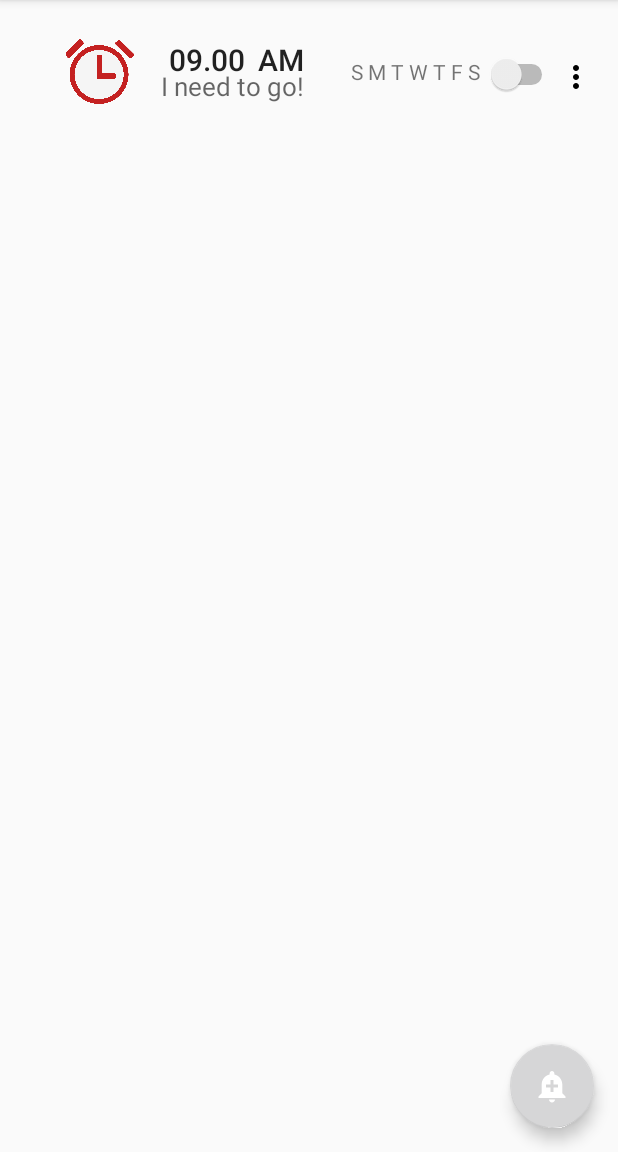
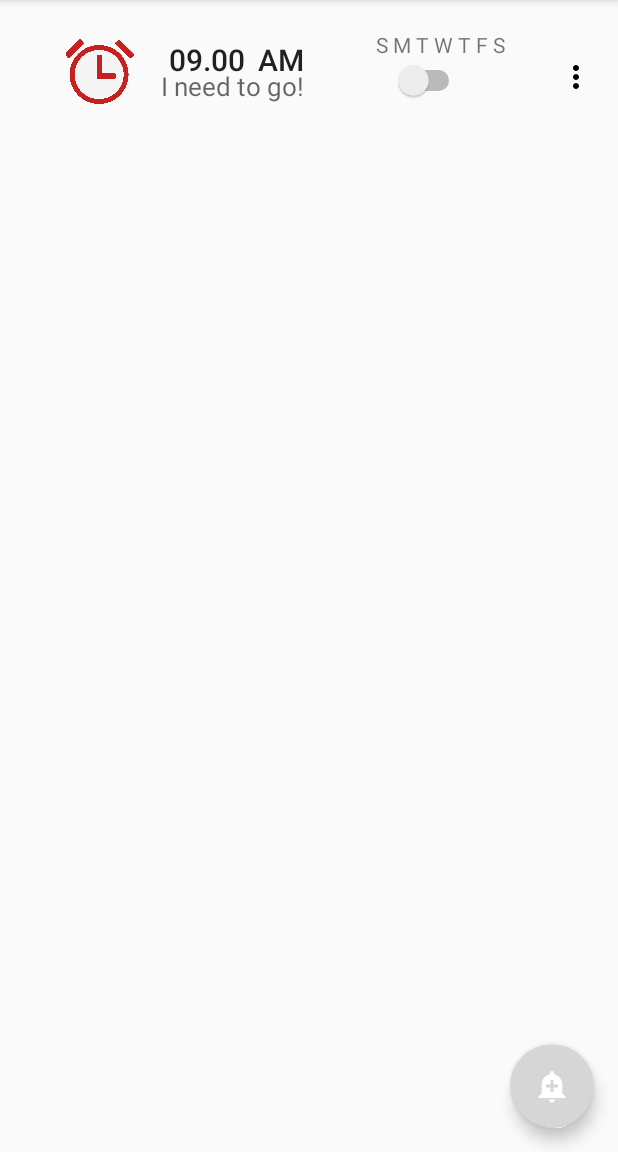
Before and after one commit to IntiSetia/WakeMeUp, an Android app: the screen it shows after launch (MainActivity), on a phone screen of 412 x 824 dp, the part 84-1236 px from its top. Run offline under Robolectric (Android 15) with nearby library versions, the phone set to English and light mode, and no system bars; libraries missing offline, so code that uses them is left out: com.activeandroid, com.activeandroid.annotation, com.activeandroid.query; 2 statements that could not run were skipped.

Commit message:
Simpan alarm ke database

```diff
--- a/app/src/main/java/id/sch/smktelkom_mlg/project/xiirpl103132333/wakemeup/MainActivity.java
+++ b/app/src/main/java/id/sch/smktelkom_mlg/project/xiirpl103132333/wakemeup/MainActivity.java
@@ -12,9 +12,20 @@ import android.support.v7.widget.Toolbar;
 import android.view.Menu;
 import android.view.MenuItem;
 import android.view.View;
+import android.widget.RelativeLayout;
+import android.widget.TextView;
+
+import java.util.List;
+
+import id.sch.smktelkom_mlg.project.xiirpl103132333.wakemeup.model.dbAlarm;
 
 public class MainActivity extends AppCompatActivity
         implements NavigationView.OnNavigationItemSelectedListener {
+
+    public static final String LEVEL = "level";
+
+    public RelativeLayout rlMain, rlLAlarm;
+    dbAlarm db;
 
     @Override
     protected void onCreate(Bundle savedInstanceState) {
@@ -23,6 +34,11 @@ public class MainActivity extends AppCompatActivity
         Toolbar toolbar = (Toolbar) findViewById(R.id.toolbar);
         setSupportActionBar(toolbar);
 
+        rlMain = (RelativeLayout) findViewById(R.id.content_main2);
+        rlLAlarm = (RelativeLayout) findViewById(R.id.listAlarm);
+
+        db = new dbAlarm();
+        refresh();
         FloatingActionButton fab = (FloatingActionButton) findViewById(R.id.fab);
         fab.setOnClickListener(new View.OnClickListener() {
             @Override
@@ -73,6 +89,7 @@ public class MainActivity extends AppCompatActivity
             return true;
         }
 
+
         return super.onOptionsItemSelected(item);
     }
 
@@ -100,4 +117,18 @@ public class MainActivity extends AppCompatActivity
         drawer.closeDrawer(GravityCompat.START);
         return true;
     }
+
+    public void refresh() {
+        rlMain.removeAllViews();
+
+
+        List<dbAlarm> resultList = db.getAll();
+        //for (int i = 0; i < resultList.size(); i++){
+        TextView tvDetail = (TextView) rlLAlarm.findViewById(R.id.textViewTime);
+        tvDetail.setText(resultList.get(0).hours);
+
+        rlMain.addView(rlLAlarm);
+
+        //}
+    }
 }
--- a/app/src/main/java/id/sch/smktelkom_mlg/project/xiirpl103132333/wakemeup/model/Method.java
+++ b/app/src/main/java/id/sch/smktelkom_mlg/project/xiirpl103132333/wakemeup/model/Method.java
@@ -6,9 +6,9 @@ import android.os.Bundle;
 import android.support.annotation.NonNull;
 import android.support.v4.app.DialogFragment;
 import android.support.v7.app.AlertDialog;
-import android.widget.Toast;
 
 import id.sch.smktelkom_mlg.project.xiirpl103132333.wakemeup.R;
+import id.sch.smktelkom_mlg.project.xiirpl103132333.wakemeup.tambahActivity;
 
 /**
  * Created by asus on 20-Nov-16.
@@ -36,7 +36,8 @@ public class Method extends DialogFragment {
         }).setPositiveButton("OK", new DialogInterface.OnClickListener() {
             @Override
             public void onClick(DialogInterface dialogInterface, int i) {
-                Toast.makeText(getActivity(), "index method yang terpilih " + selectedItem, Toast.LENGTH_SHORT).show();
+                //Toast.makeText(getActivity(), "index method yang terpilih " + selectedItem, Toast.LENGTH_SHORT).show();
+                ((tambahActivity) getActivity()).etMethod.setText(items[selectedItem]);
             }
         });
 
--- a/app/src/main/res/layout/list_alarm.xml
+++ b/app/src/main/res/layout/list_alarm.xml
@@ -1,6 +1,7 @@
 <?xml version="1.0" encoding="utf-8"?>
 <RelativeLayout xmlns:android="http://schemas.android.com/apk/res/android"
     xmlns:app="http://schemas.android.com/apk/res-auto"
+    android:id="@+id/listAlarm"
     android:layout_width="match_parent"
     android:layout_height="wrap_content"
     android:weightSum="1">
@@ -57,17 +58,6 @@
         app:srcCompat="@drawable/ic_more_vert_black_24dp" />
 
     <TextView
-        android:id="@+id/textView8"
-        android:layout_width="wrap_content"
-        android:layout_height="wrap_content"
-        android:layout_centerVertical="true"
-        android:layout_marginLeft="21dp"
-        android:layout_marginStart="21dp"
-        android:layout_toEndOf="@+id/textViewDetail"
-        android:layout_toRightOf="@+id/textViewDetail"
-        android:text="S M T W T F S" />
-
-    <TextView
         android:id="@+id/textView7"
         android:layout_width="wrap_content"
         android:layout_height="wrap_content"
@@ -86,8 +76,21 @@
         android:id="@+id/switch2"
         android:layout_width="wrap_content"
         android:layout_height="wrap_content"
-        android:layout_alignBottom="@+id/imageView2"
+        android:layout_alignTop="@+id/textView7"
+        android:layout_marginEnd="62dp"
+        android:layout_marginRight="62dp"
         android:layout_toLeftOf="@+id/imageView2"
         android:layout_toStartOf="@+id/imageView2" />
 
+    <TextView
+        android:id="@+id/textView8"
+        android:layout_width="wrap_content"
+        android:layout_height="wrap_content"
+        android:layout_above="@+id/imageView2"
+        android:layout_marginLeft="38dp"
+        android:layout_marginStart="38dp"
+        android:layout_toEndOf="@+id/textViewDetail"
+        android:layout_toRightOf="@+id/textViewDetail"
+        android:text="S M T W T F S" />
+
 </RelativeLayout>
```
Also changed, not shown: app/src/main/java/id/sch/smktelkom_mlg/project/xiirpl103132333/wakemeup/HitungActivity.java (+0 -25 lines), app/src/main/java/id/sch/smktelkom_mlg/project/xiirpl103132333/wakemeup/model/Hari.java (+13 -0 lines), app/src/main/java/id/sch/smktelkom_mlg/project/xiirpl103132333/wakemeup/model/Nada.java (+5 -3 lines), app/src/main/java/id/sch/smktelkom_mlg/project/xiirpl103132333/wakemeup/tambahActivity.java (+38 -11 lines), app/src/main/res/drawable/ic_pause_circle_outline_black_24dp.xml (added, +9 -0 lines), app/src/main/res/layout/activity_hitung.xml (+10 -5 lines), app/src/main/res/layout/activity_tambah.xml (+2 -13 lines).
